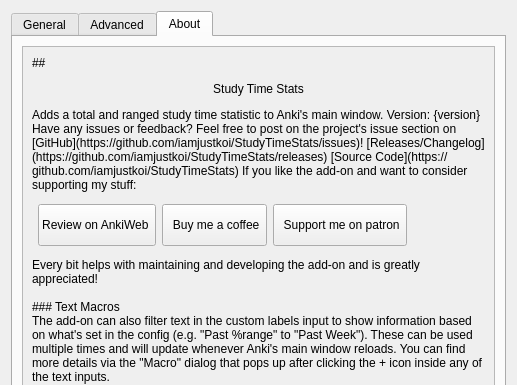
Old version of the form res/ui/options_dialog.ui in the repository iamjustkoi/StudyTimeStats; both pictures show x 0 to 517 and y 0 to 385 of the 517 by 620 pixel window.
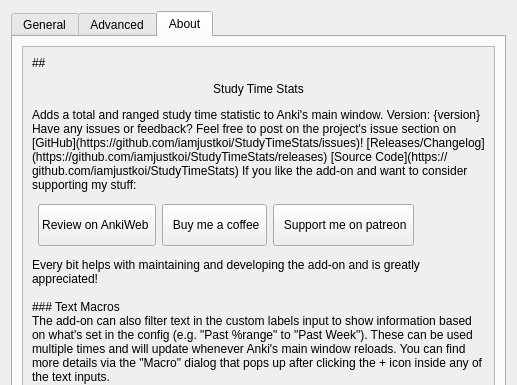
New version of the form. Icons and pictures are not drawn. Custom widgets are drawn as their Qt base class.

The edit to the form file:
```diff
--- a/res/ui/options_dialog.ui
+++ b/res/ui/options_dialog.ui
@@ -324,8 +324,8 @@
            <rect>
             <x>0</x>
             <y>0</y>
-            <width>473</width>
-            <height>527</height>
+            <width>479</width>
+            <height>510</height>
            </rect>
           </property>
           <property name="sizePolicy">
@@ -493,7 +493,7 @@
                  <enum>Qt::CustomContextMenu</enum>
                 </property>
                 <property name="text">
-                 <string>  Support me on patron </string>
+                 <string>  Support me on patreon </string>
                 </property>
                 <property name="icon">
                  <iconset>
```
